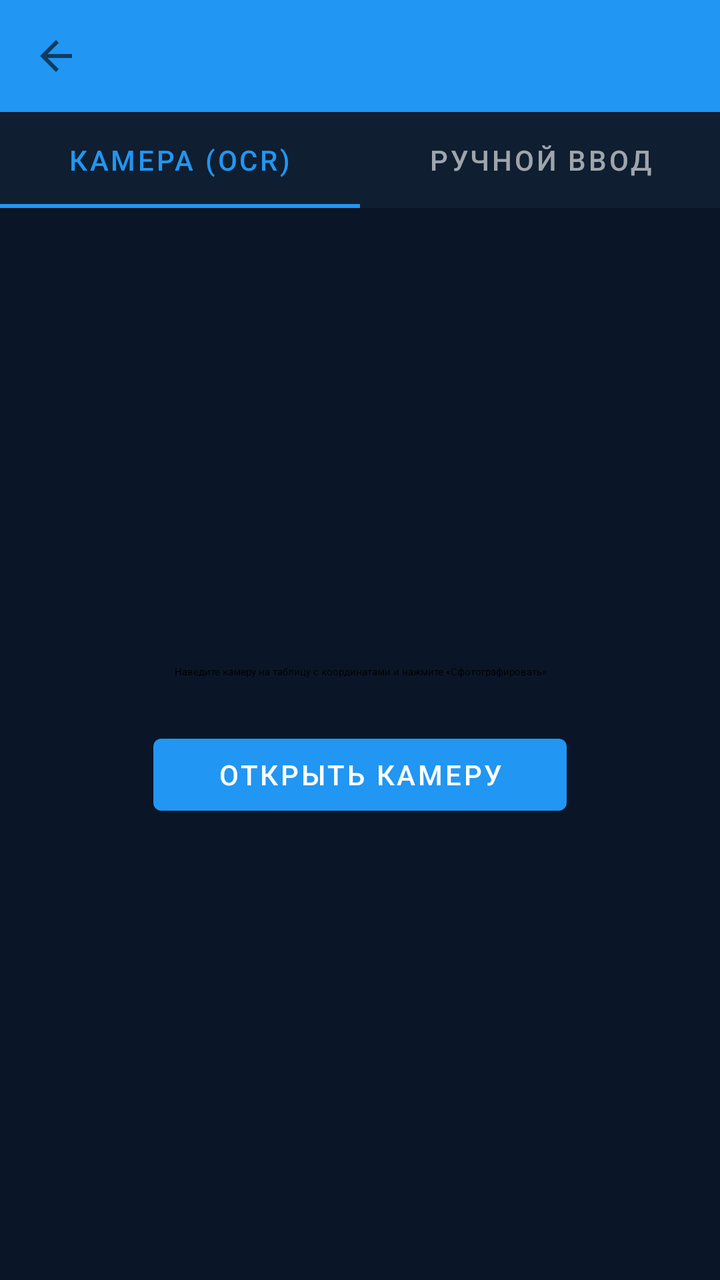
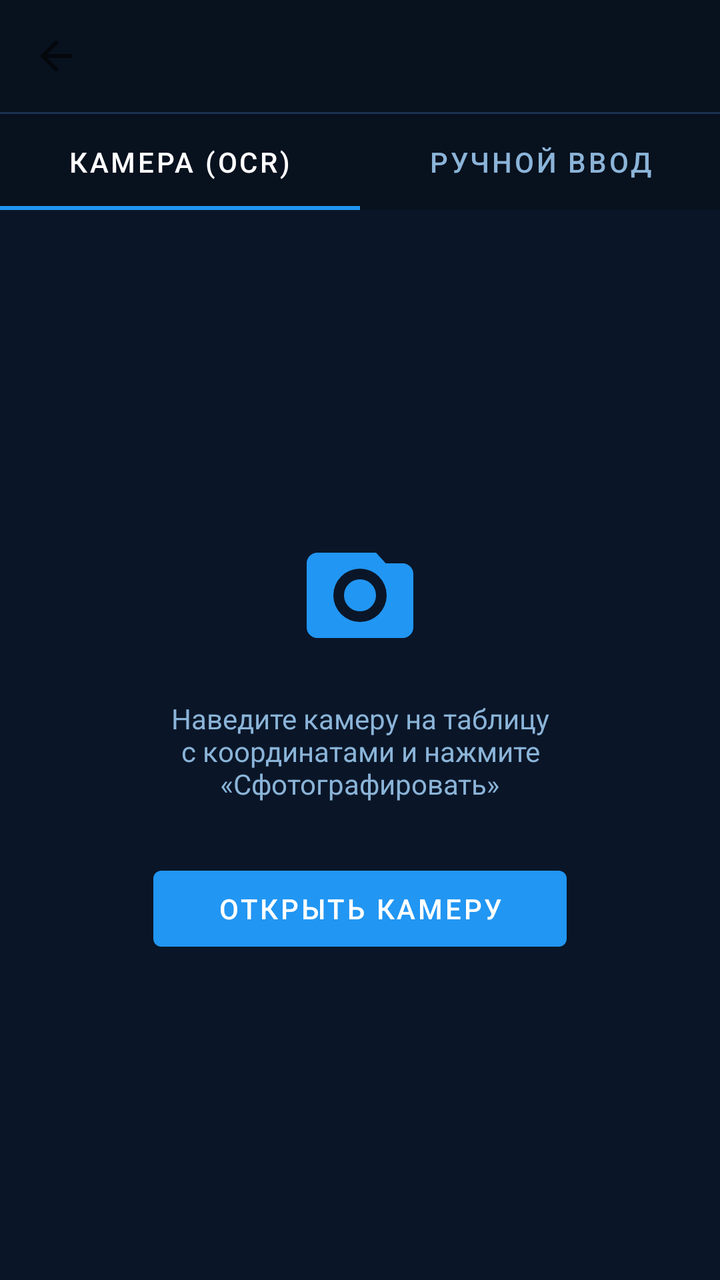

Two renders of the same Android screen: before a commit and after it. Below are the layout's source before the change and the commit's diff.
<!-- AndroidManifest.xml: application theme Theme.CoordScanner -->
<!-- res/layout/activity_add_point.xml -->
<?xml version="1.0" encoding="utf-8"?>
<LinearLayout
    xmlns:android="http://schemas.android.com/apk/res/android"
    xmlns:app="http://schemas.android.com/apk/res-auto"
    android:layout_width="match_parent"
    android:layout_height="match_parent"
    android:orientation="vertical">

    <com.google.android.material.appbar.AppBarLayout
        android:layout_width="match_parent"
        android:layout_height="wrap_content">

        <androidx.appcompat.widget.Toolbar
            android:id="@+id/toolbar"
            android:layout_width="match_parent"
            android:layout_height="?attr/actionBarSize"
            android:background="?attr/colorPrimary"
            app:navigationIcon="?attr/homeAsUpIndicator" />
    </com.google.android.material.appbar.AppBarLayout>

    <com.google.android.material.tabs.TabLayout
        android:id="@+id/tabLayout"
        android:layout_width="match_parent"
        android:layout_height="wrap_content"
        app:tabMode="fixed"
        app:tabGravity="fill">

        <com.google.android.material.tabs.TabItem
            android:layout_width="wrap_content"
            android:layout_height="wrap_content"
            android:text="@string/tab_camera" />

        <com.google.android.material.tabs.TabItem
            android:layout_width="wrap_content"
            android:layout_height="wrap_content"
            android:text="@string/tab_manual" />
    </com.google.android.material.tabs.TabLayout>

    <ViewFlipper
        android:id="@+id/viewFlipper"
        android:layout_width="match_parent"
        android:layout_height="match_parent">

        
        <LinearLayout
            android:layout_width="match_parent"
            android:layout_height="match_parent"
            android:orientation="vertical"
            android:gravity="center"
            android:padding="24dp">

            <TextView
                android:layout_width="wrap_content"
                android:layout_height="wrap_content"
                android:text="@string/scan_hint"
                android:textAppearance="?attr/textAppearanceBodyMedium"
                android:gravity="center"
                android:layout_marginBottom="24dp" />

            <com.google.android.material.button.MaterialButton
                android:id="@+id/btnScan"
                android:layout_width="wrap_content"
                android:layout_height="wrap_content"
                android:text="@string/btn_scan"
                android:paddingHorizontal="32dp" />
        </LinearLayout>

        
        <ScrollView
            android:layout_width="match_parent"
            android:layout_height="match_parent">

            <LinearLayout
                android:layout_width="match_parent"
                android:layout_height="wrap_content"
                android:orientation="vertical"
                android:padding="16dp">

                
                <com.google.android.material.button.MaterialButtonToggleGroup
                    android:id="@+id/toggleCoordMode"
                    android:layout_width="match_parent"
                    android:layout_height="48dp"
                    android:layout_marginBottom="16dp"
                    app:checkedButton="@id/btnInputSk42"
                    app:singleSelection="true"
                    app:selectionRequired="true">

                    <com.google.android.material.button.MaterialButton
                        android:id="@+id/btnInputSk42"
                        style="@style/Widget.MaterialComponents.Button.OutlinedButton"
                        android:layout_width="0dp"
                        android:layout_height="match_parent"
                        android:layout_weight="1"
                        android:text="СК-42"
                        android:textSize="13sp" />

                    <com.google.android.material.button.MaterialButton
                        android:id="@+id/btnInputWgs84"
                        style="@style/Widget.MaterialComponents.Button.OutlinedButton"
                        android:layout_width="0dp"
                        android:layout_height="match_parent"
                        android:layout_weight="1"
                        android:text="WGS-84 °"
                        android:textSize="13sp" />
                </com.google.android.material.button.MaterialButtonToggleGroup>

                
                <com.google.android.material.textfield.TextInputLayout
                    android:layout_width="match_parent"
                    android:layout_height="wrap_content"
                    android:hint="@string/hint_name"
                    android:layout_marginBottom="8dp"
                    style="@style/Widget.MaterialComponents.TextInputLayout.OutlinedBox">
                    <com.google.android.material.textfield.TextInputEditText
                        android:id="@+id/etName"
                        android:layout_width="match_parent"
                        android:layout_height="wrap_content"
                        android:inputType="text" />
                </com.google.android.material.textfield.TextInputLayout>

                
                <LinearLayout
                    android:id="@+id/layoutSk42"
                    android:layout_width="match_parent"
                    android:layout_height="wrap_content"
                    android:orientation="vertical">

                    <com.google.android.material.textfield.TextInputLayout
                        android:layout_width="match_parent"
                        android:layout_height="wrap_content"
                        android:hint="@string/hint_x"
                        android:layout_marginBottom="8dp"
                        style="@style/Widget.MaterialComponents.TextInputLayout.OutlinedBox">
                        <com.google.android.material.textfield.TextInputEditText
                            android:id="@+id/etX"
                            android:layout_width="match_parent"
                            android:layout_height="wrap_content"
                            android:inputType="numberDecimal" />
                    </com.google.android.material.textfield.TextInputLayout>

                    <com.google.android.material.textfield.TextInputLayout
                        android:layout_width="match_parent"
                        android:layout_height="wrap_content"
                        android:hint="@string/hint_y"
                        android:layout_marginBottom="8dp"
                        style="@style/Widget.MaterialComponents.TextInputLayout.OutlinedBox">
                        <com.google.android.material.textfield.TextInputEditText
                            android:id="@+id/etY"
                            android:layout_width="match_parent"
                            android:layout_height="wrap_content"
                            android:inputType="numberDecimal" />
                    </com.google.android.material.textfield.TextInputLayout>
                </LinearLayout>

                
                <LinearLayout
                    android:id="@+id/layoutWgs84"
                    android:layout_width="match_parent"
                    android:layout_height="wrap_content"
                    android:orientation="vertical"
                    android:visibility="gone">

                    <com.google.android.material.textfield.TextInputLayout
                        android:layout_width="match_parent"
                        android:layout_height="wrap_content"
                        android:hint="Широта (°N, напр. 48.320880)"
                        android:layout_marginBottom="8dp"
                        style="@style/Widget.MaterialComponents.TextInputLayout.OutlinedBox">
                        <com.google.android.material.textfield.TextInputEditText
                            android:id="@+id/etLat"
                            android:layout_width="match_parent"
                            android:layout_height="wrap_content"
                            android:inputType="numberDecimal|numberSigned" />
                    </com.google.android.material.textfield.TextInputLayout>

                    <com.google.android.material.textfield.TextInputLayout
                        android:layout_width="match_parent"
                        android:layout_height="wrap_content"
                        android:hint="Долгота (°E, напр. 37.314450)"
                        android:layout_marginBottom="8dp"
                        style="@style/Widget.MaterialComponents.TextInputLayout.OutlinedBox">
                        <com.google.android.material.textfield.TextInputEditText
                            android:id="@+id/etLon"
                            android:layout_width="match_parent"
                            android:layout_height="wrap_content"
                            android:inputType="numberDecimal|numberSigned" />
                    </com.google.android.material.textfield.TextInputLayout>
                </LinearLayout>

                <com.google.android.material.button.MaterialButton
                    android:id="@+id/btnSaveManual"
                    android:layout_width="match_parent"
                    android:layout_height="wrap_content"
                    android:text="@string/btn_save" />
            </LinearLayout>
        </ScrollView>
    </ViewFlipper>
</LinearLayout>
<!-- resources referenced by this layout -->
<resources>
  <string name="btn_save">Сохранить</string>
  <string name="btn_scan">Открыть камеру</string>
  <string name="hint_name">Название точки</string>
  <string name="hint_x">X (СК-42)</string>
  <string name="hint_y">Y (СК-42, с номером зоны, напр. 7418954)</string>
  <string name="scan_hint">Наведите камеру на таблицу с координатами и нажмите «Сфотографировать»</string>
  <string name="tab_camera">Камера (OCR)</string>
  <string name="tab_manual">Ручной ввод</string>
  <style name="Theme.CoordScanner" parent="Theme.MaterialComponents.DayNight.NoActionBar">
          <item name="colorPrimary">@color/primary</item>
          <item name="colorPrimaryVariant">@color/primary_dark</item>
          <item name="colorOnPrimary">@color/on_primary</item>
          <item name="colorSecondary">@color/accent</item>
          <item name="colorSecondaryVariant">@color/accent</item>
          <item name="colorOnSecondary">@color/white</item>
          <item name="android:statusBarColor">@color/navy_deep</item>
          <item name="android:navigationBarColor">@color/navy_deep</item>
          <item name="android:windowBackground">@color/navy_bg</item>
          <item name="materialCardViewStyle">@style/CardStyle</item>
          <item name="colorSurface">@color/navy_surface</item>
          <item name="colorOnSurface">@color/text_primary</item>
      </style>
  <color name="primary">#2196F3</color>
  <color name="primary_dark">#1565C0</color>
  <color name="on_primary">#FFFFFF</color>
  <color name="accent">#00BCD4</color>
  <color name="white">#FFFFFF</color>
  <color name="navy_deep">#08111E</color>
  <color name="navy_bg">#0A1628</color>
  <style name="CardStyle" parent="Widget.MaterialComponents.CardView">
          <item name="cardElevation">2dp</item>
          <item name="cardCornerRadius">14dp</item>
          <item name="android:layout_marginBottom">6dp</item>
          <item name="cardBackgroundColor">@color/navy_card</item>
          <item name="strokeColor">@color/navy_stroke</item>
          <item name="strokeWidth">1dp</item>
      </style>
  <color name="navy_surface">#0F1E30</color>
  <color name="text_primary">#FFFFFF</color>
  <color name="navy_card">#111E30</color>
  <color name="navy_stroke">#1C3050</color>
</resources>

<!-- the commit's change to res/layout/activity_add_point.xml (unified diff, before → after) -->
@@ -4,26 +4,40 @@
     xmlns:app="http://schemas.android.com/apk/res-auto"
     android:layout_width="match_parent"
     android:layout_height="match_parent"
-    android:orientation="vertical">
+    android:orientation="vertical"
+    android:background="@color/navy_bg">
 
     <com.google.android.material.appbar.AppBarLayout
         android:layout_width="match_parent"
-        android:layout_height="wrap_content">
+        android:layout_height="wrap_content"
+        android:background="@color/navy_deep"
+        app:elevation="0dp">
 
         <androidx.appcompat.widget.Toolbar
             android:id="@+id/toolbar"
             android:layout_width="match_parent"
             android:layout_height="?attr/actionBarSize"
-            android:background="?attr/colorPrimary"
+            android:background="@color/navy_deep"
+            app:titleTextColor="@color/white"
             app:navigationIcon="?attr/homeAsUpIndicator" />
     </com.google.android.material.appbar.AppBarLayout>
 
+    <View
+        android:layout_width="match_parent"
+        android:layout_height="1dp"
+        android:background="@color/navy_stroke" />
+
     <com.google.android.material.tabs.TabLayout
         android:id="@+id/tabLayout"
         android:layout_width="match_parent"
         android:layout_height="wrap_content"
+        android:background="@color/navy_deep"
         app:tabMode="fixed"
-        app:tabGravity="fill">
+        app:tabGravity="fill"
+        app:tabTextColor="@color/text_secondary"
+        app:tabSelectedTextColor="@color/white"
+        app:tabIndicatorColor="@color/primary"
+        app:tabIndicatorHeight="2dp">
 
         <com.google.android.material.tabs.TabItem
             android:layout_width="wrap_content"
@@ -47,22 +61,33 @@
             android:layout_height="match_parent"
             android:orientation="vertical"
             android:gravity="center"
-            android:padding="24dp">
+            android:padding="32dp">
+
+            <ImageView
+                android:layout_width="64dp"
+                android:layout_height="64dp"
+                android:src="@drawable/ic_scan_live"
+                android:tint="@color/primary"
+                android:contentDescription="" />
 
             <TextView
                 android:layout_width="wrap_content"
                 android:layout_height="wrap_content"
                 android:text="@string/scan_hint"
-                android:textAppearance="?attr/textAppearanceBodyMedium"
+                android:textColor="@color/text_secondary"
+                android:textSize="14sp"
                 android:gravity="center"
-                android:layout_marginBottom="24dp" />
+                android:layout_marginTop="20dp"
+                android:layout_marginBottom="28dp" />
 
             <com.google.android.material.button.MaterialButton
                 android:id="@+id/btnScan"
                 android:layout_width="wrap_content"
-                android:layout_height="wrap_content"
+                android:layout_height="50dp"
                 android:text="@string/btn_scan"
-                android:paddingHorizontal="32dp" />
+                android:textSize="14sp"
+                android:paddingHorizontal="32dp"
+                app:backgroundTint="@color/primary" />
         </LinearLayout>
 
         
@@ -74,14 +99,14 @@
                 android:layout_width="match_parent"
                 android:layout_height="wrap_content"
                 android:orientation="vertical"
-                android:padding="16dp">
+                android:padding="20dp">
 
                 
                 <com.google.android.material.button.MaterialButtonToggleGroup
                     android:id="@+id/toggleCoordMode"
                     android:layout_width="match_parent"
-                    android:layout_height="48dp"
-                    android:layout_marginBottom="16dp"
+                    android:layout_height="44dp"
+                    android:layout_marginBottom="20dp"
                     app:checkedButton="@id/btnInputSk42"
                     app:singleSelection="true"
                     app:selectionRequired="true">
@@ -93,7 +118,9 @@
                         android:layout_height="match_parent"
                         android:layout_weight="1"
                         android:text="СК-42"
-                        android:textSize="13sp" />
+                        android:textSize="13sp"
+                        android:textColor="@color/text_secondary"
+                        app:strokeColor="@color/navy_stroke" />
 
                     <com.google.android.material.button.MaterialButton
                         android:id="@+id/btnInputWgs84"
@@ -102,7 +129,9 @@
                         android:layout_height="match_parent"
                         android:layout_weight="1"
                         android:text="WGS-84 °"
-                        android:textSize="13sp" />
+                        android:textSize="13sp"
+                        android:textColor="@color/text_secondary"
+                        app:strokeColor="@color/navy_stroke" />
                 </com.google.android.material.button.MaterialButtonToggleGroup>
 
                 
@@ -110,13 +139,19 @@
                     android:layout_width="match_parent"
                     android:layout_height="wrap_content"
                     android:hint="@string/hint_name"
-                    android:layout_marginBottom="8dp"
-                    style="@style/Widget.MaterialComponents.TextInputLayout.OutlinedBox">
+                    android:layout_marginBottom="12dp"
+                    style="@style/Widget.MaterialComponents.TextInputLayout.OutlinedBox"
+                    app:hintTextColor="@color/text_secondary"
+                    app:boxStrokeColor="@color/navy_stroke"
+                    app:boxBackgroundColor="@color/navy_card">
+
                     <com.google.android.material.textfield.TextInputEditText
                         android:id="@+id/etName"
                         android:layout_width="match_parent"
                         android:layout_height="wrap_content"
-                        android:inputType="text" />
+                        android:inputType="text"
+                        android:textColor="@color/white"
+                        android:textColorHint="@color/text_hint" />
                 </com.google.android.material.textfield.TextInputLayout>
 
                 
@@ -130,26 +165,38 @@
                         android:layout_width="match_parent"
                         android:layout_height="wrap_content"
                         android:hint="@string/hint_x"
-                        android:layout_marginBottom="8dp"
-                        style="@style/Widget.MaterialComponents.TextInputLayout.OutlinedBox">
+                        android:layout_marginBottom="12dp"
+                        style="@style/Widget.MaterialComponents.TextInputLayout.OutlinedBox"
+                        app:hintTextColor="@color/text_secondary"
+                        app:boxStrokeColor="@color/navy_stroke"
+                        app:boxBackgroundColor="@color/navy_card">
+
                         <com.google.android.material.textfield.TextInputEditText
                             android:id="@+id/etX"
                             android:layout_width="match_parent"
                             android:layout_height="wrap_content"
-                            android:inputType="numberDecimal" />
+                            android:inputType="numberDecimal"
+                            android:textColor="@color/white"
+                            android:textColorHint="@color/text_hint" />
                     </com.google.android.material.textfield.TextInputLayout>
 
                     <com.google.android.material.textfield.TextInputLayout
                         android:layout_width="match_parent"
                         android:layout_height="wrap_content"
                         android:hint="@string/hint_y"
-                        android:layout_marginBottom="8dp"
-                        style="@style/Widget.MaterialComponents.TextInputLayout.OutlinedBox">
+                        android:layout_marginBottom="12dp"
+                        style="@style/Widget.MaterialComponents.TextInputLayout.OutlinedBox"
+                        app:hintTextColor="@color/text_secondary"
+                        app:boxStrokeColor="@color/navy_stroke"
+                        app:boxBackgroundColor="@color/navy_card">
+
                         <com.google.android.material.textfield.TextInputEditText
                             android:id="@+id/etY"
                             android:layout_width="match_parent"
                             android:layout_height="wrap_content"
-                            android:inputType="numberDecimal" />
+                            android:inputType="numberDecimal"
+                            android:textColor="@color/white"
+                            android:textColorHint="@color/text_hint" />
                     </com.google.android.material.textfield.TextInputLayout>
                 </LinearLayout>
 
@@ -165,34 +212,49 @@
                         android:layout_width="match_parent"
                         android:layout_height="wrap_content"
                         android:hint="Широта (°N, напр. 48.320880)"
-                        android:layout_marginBottom="8dp"
-                        style="@style/Widget.MaterialComponents.TextInputLayout.OutlinedBox">
+                        android:layout_marginBottom="12dp"
+                        style="@style/Widget.MaterialComponents.TextInputLayout.OutlinedBox"
+                        app:hintTextColor="@color/text_secondary"
+                        app:boxStrokeColor="@color/navy_stroke"
+                        app:boxBackgroundColor="@color/navy_card">
+
                         <com.google.android.material.textfield.TextInputEditText
                             android:id="@+id/etLat"
                             android:layout_width="match_parent"
                             android:layout_height="wrap_content"
-                            android:inputType="numberDecimal|numberSigned" />
+                            android:inputType="numberDecimal|numberSigned"
+                            android:textColor="@color/white"
+                            android:textColorHint="@color/text_hint" />
                     </com.google.android.material.textfield.TextInputLayout>
 
                     <com.google.android.material.textfield.TextInputLayout
                         android:layout_width="match_parent"
                         android:layout_height="wrap_content"
                         android:hint="Долгота (°E, напр. 37.314450)"
-                        android:layout_marginBottom="8dp"
-                        style="@style/Widget.MaterialComponents.TextInputLayout.OutlinedBox">
+                        android:layout_marginBottom="12dp"
+                        style="@style/Widget.MaterialComponents.TextInputLayout.OutlinedBox"
+                        app:hintTextColor="@color/text_secondary"
+                        app:boxStrokeColor="@color/navy_stroke"
+                        app:boxBackgroundColor="@color/navy_card">
+
                         <com.google.android.material.textfield.TextInputEditText
                             android:id="@+id/etLon"
                             android:layout_width="match_parent"
                             android:layout_height="wrap_content"
-                            android:inputType="numberDecimal|numberSigned" />
+                            android:inputType="numberDecimal|numberSigned"
+                            android:textColor="@color/white"
+                            android:textColorHint="@color/text_hint" />
                     </com.google.android.material.textfield.TextInputLayout>
                 </LinearLayout>
 
                 <com.google.android.material.button.MaterialButton
                     android:id="@+id/btnSaveManual"
                     android:layout_width="match_parent"
-                    android:layout_height="wrap_content"
-                    android:text="@string/btn_save" />
+                    android:layout_height="52dp"
+                    android:text="@string/btn_save"
+                    android:textSize="15sp"
+                    android:layout_marginTop="4dp"
+                    app:backgroundTint="@color/primary" />
             </LinearLayout>
         </ScrollView>
     </ViewFlipper>
<!-- resource entries referenced after the edit -->
@@ -23,10 +23,23 @@
           <item name="colorOnSurface">@color/text_primary</item>
       </style>
   <color name="primary">#2196F3</color>
+  <color name="text_hint">#3A5070</color>
+  <color name="text_secondary">#8BB4D8</color>
   <color name="primary_dark">#1565C0</color>
   <color name="on_primary">#FFFFFF</color>
   <color name="accent">#00BCD4</color>
   <color name="white">#FFFFFF</color>
+  <!-- drawable ic_scan_live (drawable) -->
+  <?xml version="1.0" encoding="utf-8"?>
+  <vector xmlns:android="http://schemas.android.com/apk/res/android"
+      android:width="24dp"
+      android:height="24dp"
+      android:viewportWidth="24"
+      android:viewportHeight="24">
+      <path
+          android:fillColor="@android:color/white"
+          android:pathData="M4,4A2,2 0 0,0 2,6V18A2,2 0 0,0 4,20H20A2,2 0 0,0 22,18V8A2,2 0 0,0 20,6H16.83L15,4H4M12,7A5,5 0 0,1 17,12A5,5 0 0,1 12,17A5,5 0 0,1 7,12A5,5 0 0,1 12,7M12,9A3,3 0 0,0 9,12A3,3 0 0,0 12,15A3,3 0 0,0 15,12A3,3 0 0,0 12,9Z" />
+  </vector>
   <color name="navy_deep">#08111E</color>
   <color name="navy_bg">#0A1628</color>
   <style name="CardStyle" parent="Widget.MaterialComponents.CardView">
